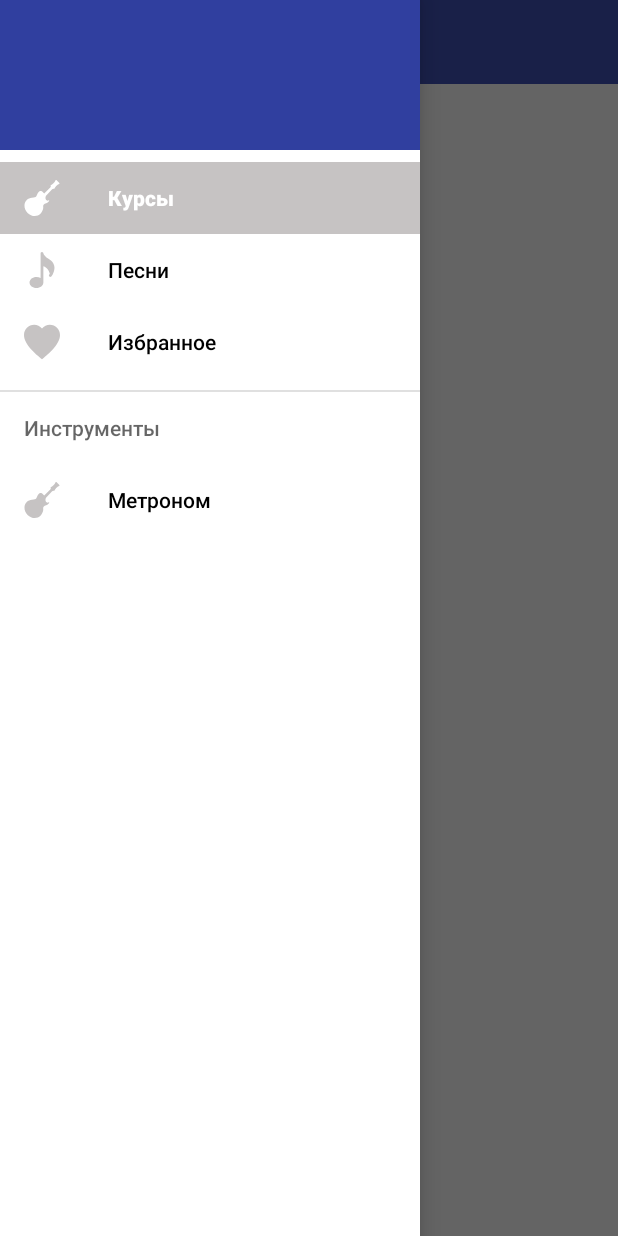
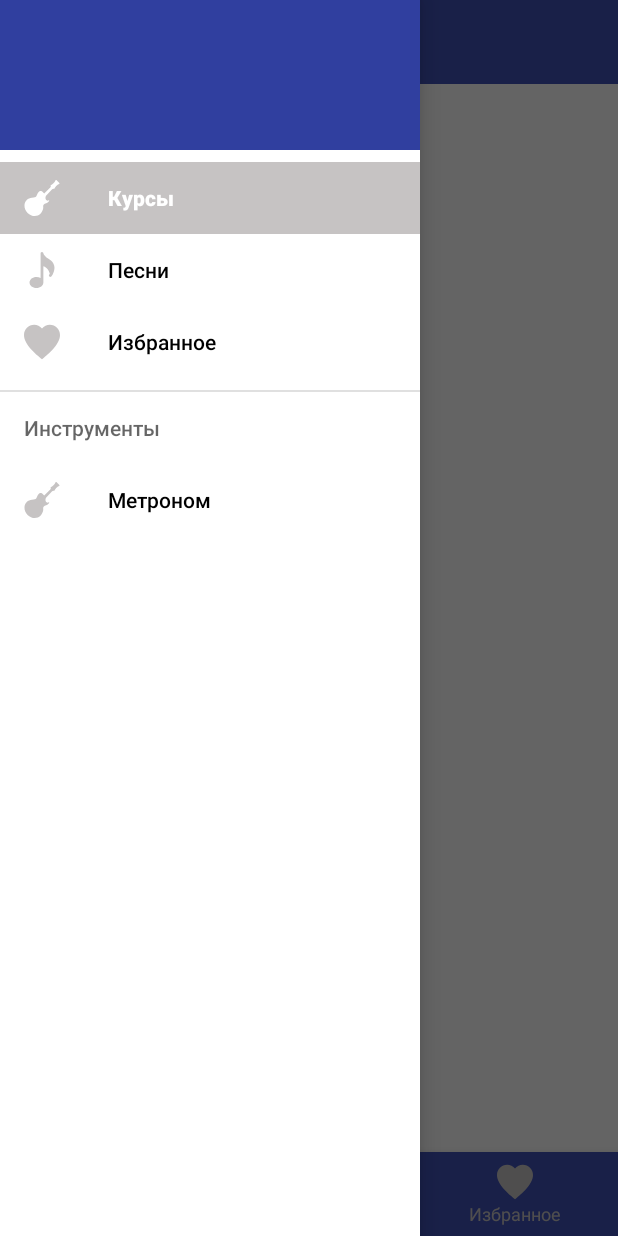
Before and after one commit to MLapatko/GuitarLessons, an Android app: the MainActivity screen opened directly, with no data from a screen before it, with the side drawer open, on a phone screen of 412 x 824 dp. Run offline under Robolectric (Android 15) with nearby library versions, the phone set to English and light mode, and no system bars; our stand-ins replace RxJava; libraries missing offline, so code that uses them is left out: com.backendless, com.backendless.async, com.backendless.exceptions, com.backendless.persistence; 3 statements that could not run were skipped.

Commit message:
Added SwipeRefreshLayout for coursesListFragment

```diff
--- a/app/build.gradle
+++ b/app/build.gradle
@@ -34,4 +34,5 @@ dependencies {
     testCompile 'junit:junit:4.12'
     compile 'io.reactivex.rxjava2:rxandroid:2.0.1'
     compile 'io.reactivex.rxjava2:rxjava:2.0.8'
+    compile 'com.android.support:cardview-v7:27.0.2'
 }
--- a/app/src/main/java/com/example/user/guitarlessons/CoursesListFragment.java
+++ b/app/src/main/java/com/example/user/guitarlessons/CoursesListFragment.java
@@ -34,7 +34,7 @@ public class CoursesListFragment extends BaseFragment implements SwipeRefreshLay
     private RecyclerView mRecyclerView;
     private List<Course> mCourses = new ArrayList<>();
     private CoursesAdapter mCoursesAdapter;
-    private SwipeRefreshLayout mSwipeRefreshLayout;
+    private SwipeRefreshLayout swipeRefreshLayout;
 
     @Override
     public void onViewCreated(@NonNull View view, @Nullable Bundle savedInstanceState) {
@@ -43,10 +43,12 @@ public class CoursesListFragment extends BaseFragment implements SwipeRefreshLay
         mRecyclerView = view.findViewById(R.id.recyclerView);
         mRecyclerView.setLayoutManager(new LinearLayoutManager(getContext()));
 
-        mSwipeRefreshLayout =view.findViewById(R.id.swipe_refresh);
-        mSwipeRefreshLayout.setColorSchemeResources(R.color.colorAccent);
-        mSwipeRefreshLayout.setOnRefreshListener(this);
-        mSwipeRefreshLayout.setRefreshing(true);
+        swipeRefreshLayout=view.findViewById(R.id.swipe_refresh);
+        swipeRefreshLayout.setColorSchemeResources(R.color.colorAccent);
+        swipeRefreshLayout.setSize(SwipeRefreshLayout.DEFAULT);
+        swipeRefreshLayout.setOnRefreshListener(this);
+        swipeRefreshLayout.setRefreshing(true);
+
         loadCourses();
     }
 
@@ -57,12 +59,12 @@ public class CoursesListFragment extends BaseFragment implements SwipeRefreshLay
                 mCourses = courses;
                 mCoursesAdapter = new CoursesAdapter(mCourses);
                 mRecyclerView.setAdapter(mCoursesAdapter);
-                mSwipeRefreshLayout.setRefreshing(false);
+                swipeRefreshLayout.setRefreshing(false);
             }
 
             @Override
             public void onError(Throwable e) {
-                mSwipeRefreshLayout.setRefreshing(false);
+                swipeRefreshLayout.setRefreshing(false);
             }
         });
     }
@@ -78,7 +80,7 @@ public class CoursesListFragment extends BaseFragment implements SwipeRefreshLay
         ContentManager.getInstance().stopProcess();
     }
 
-    @Override
+   @Override
     public void onRefresh() {
         loadCourses();
     }
--- a/app/src/main/res/layout/activity_main.xml
+++ b/app/src/main/res/layout/activity_main.xml
@@ -4,7 +4,6 @@
     android:id="@+id/drawer_layout"
     android:layout_width="match_parent"
     android:layout_height="match_parent">
-
 
     <LinearLayout
         android:layout_width="match_parent"
@@ -16,27 +15,10 @@
         <FrameLayout
             android:id="@+id/content_main"
             android:layout_width="match_parent"
-            android:layout_height="wrap_content"
-            android:layout_margin="@dimen/layout_margin">
+            android:layout_height="match_parent"
+            android:layout_weight="1" />
 
-        </FrameLayout>
-
-        <!--<Button
-            android:id="@+id/log_out"
-            android:layout_width="match_parent"
-            android:layout_height="wrap_content"
-            android:layout_margin="@dimen/layout_margin"
-            android:text="@string/log_out" />-->
-
-        <LinearLayout
-            android:layout_width="match_parent"
-            android:layout_height="match_parent"
-            android:orientation="horizontal">
-
-            <include layout="@layout/bottom_navigation" />
-
-        </LinearLayout>
-
+        <include layout="@layout/bottom_navigation" />
 
     </LinearLayout>
 
```
Also changed, not shown: app/src/main/res/layout/courses_list_fragment.xml (+14 -7 lines).
